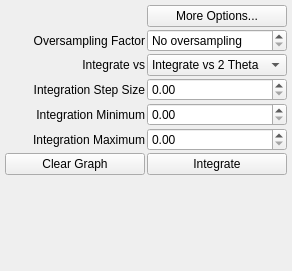
Before: the Qt Designer form source/qxrdintegratordialog.ui in guyjennings/qxrd, drawn with Qt 5.
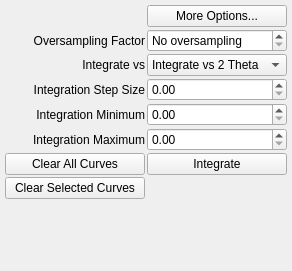
After: the same form once the commit is applied. Custom widgets are drawn as their Qt base class.

Commit message: Improved integrated data plot: You can delete individual curves Curves are given legend tooltip with more information

```diff
--- a/source/qxrdintegratordialog.ui
+++ b/source/qxrdintegratordialog.ui
@@ -34,7 +34,7 @@
       </property>
      </widget>
     </item>
-    <item row="7" column="0" colspan="2">
+    <item row="8" column="0" colspan="2">
      <spacer name="verticalSpacer">
       <property name="orientation">
        <enum>Qt::Vertical</enum>
@@ -77,7 +77,7 @@
     <item row="6" column="0">
      <widget class="QPushButton" name="m_ClearGraphButton">
       <property name="text">
-       <string>Clear Graph</string>
+       <string>Clear All Curves</string>
       </property>
      </widget>
     </item>
@@ -184,6 +184,17 @@
       </property>
      </widget>
     </item>
+    <item row="7" column="0">
+     <widget class="QPushButton" name="m_ClearSelectedGraphButton">
+      <property name="toolTip">
+       <string>Clear selected curves from integrated data graph
+(Click legend entries to select curves)</string>
+      </property>
+      <property name="text">
+       <string>Clear Selected Curves</string>
+      </property>
+     </widget>
+    </item>
    </layout>
   </widget>
  </widget>
```
Left out of the diff: 3 changed lines with no effect on the pictures. The commit also changes 4 other files.
